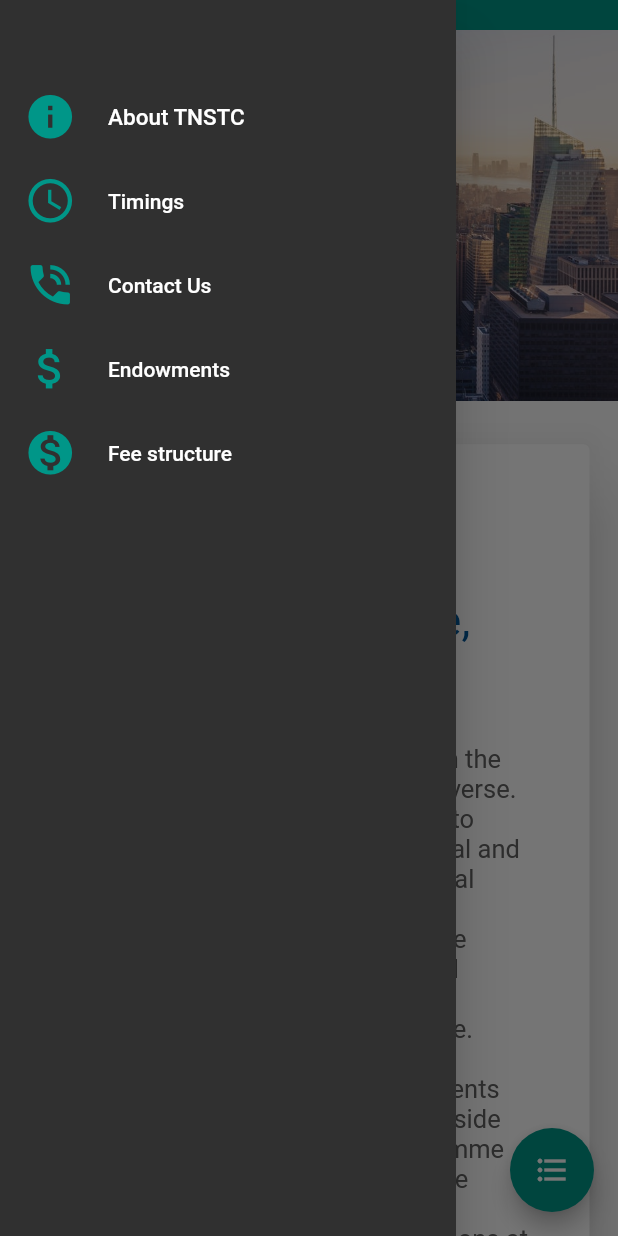
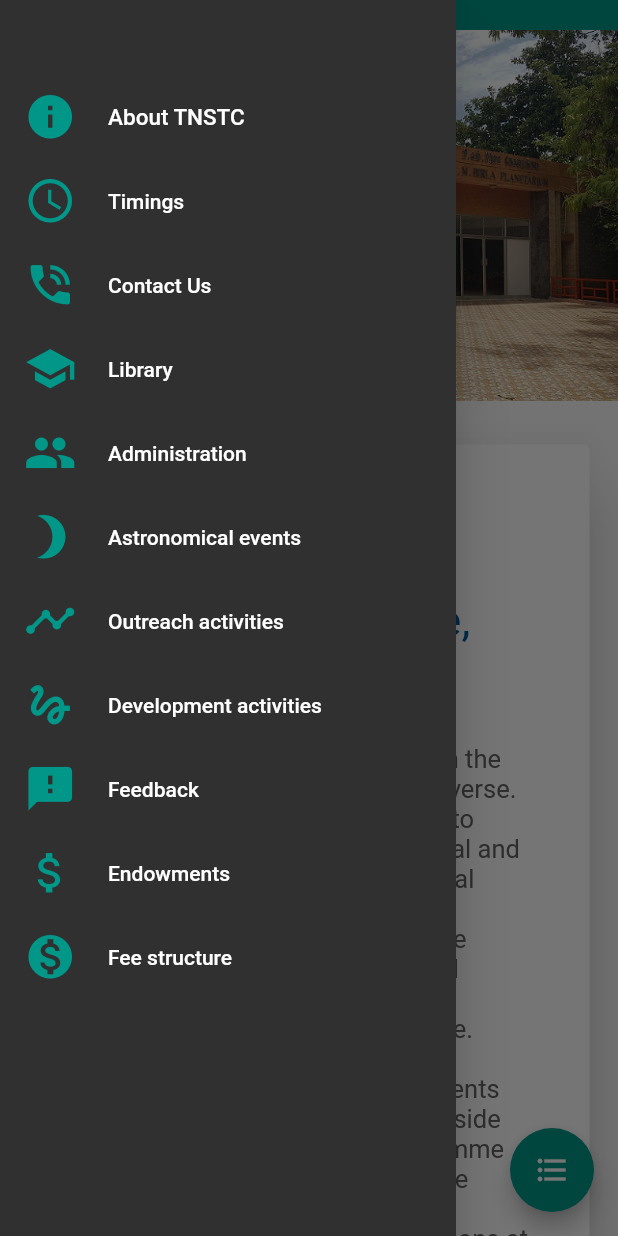
Before and after one commit to ashutosh201/tnstc-test-site, a Flutter app: the MobileCentre1 screen opened directly, with the side drawer open, on a phone screen of 412 x 824 dp. Run offline on Flutter 3.47's test engine with Material 2 defaults, Android fonts, the phone set to English and light mode, and no system bars.

Commit message:
added photos & small changes

```diff
--- a/lib/Homepagebody/Homepagebody1.dart
+++ b/lib/Homepagebody/Homepagebody1.dart
@@ -87,8 +87,8 @@
             decoration: BoxDecoration(
               gradient: LinearGradient(
                 colors: [
-                  Colors.black.withOpacity(0.8),
-                  Colors.lightBlue[900].withOpacity(0.4)
+                  Colors.lightBlue[900].withOpacity(0.8),
+                  Colors.lightBlue[900].withOpacity(0.3)
                 ],
                 /*
                 colors: [
@@ -352,8 +352,8 @@
             decoration: BoxDecoration(
               gradient: LinearGradient(
                 colors: [
-                  Colors.black.withOpacity(0.8),
-                  Colors.lightBlue[900].withOpacity(0.4)
+                  Colors.lightBlue[900].withOpacity(0.8),
+                  Colors.lightBlue[900].withOpacity(0.3)
                 ],
                 begin: Alignment.topCenter,
                 end: Alignment.bottomCenter,
--- a/lib/Homepagebody/Sidemenu.dart
+++ b/lib/Homepagebody/Sidemenu.dart
@@ -6,6 +6,150 @@
 }
 
 class _SidemenuState extends State<Sidemenu> {
+  @override
+  Widget build(BuildContext context) {
+    return ListView(
+      children: <Widget>[
+        SizedBox(
+          height: 50,
+        ),
+        ListTile(
+          leading: Icon(
+            Icons.info,
+            color: Colors.teal,
+            size: 35,
+          ),
+          title: Text(
+            "About TNSTC",
+            style: TextStyle(
+              fontSize: 15,
+            ),
+          ),
+          onTap: () {
+            Navigator.pop(context);
+          },
+        ),
+        ListTile(
+          leading: Icon(
+            Icons.access_time,
+            color: Colors.teal,
+            size: 35,
+          ),
+          title: Text("Timings"),
+          onTap: () {
+            Navigator.pop(context);
+          },
+        ),
+        ListTile(
+          leading: Icon(
+            Icons.phone_in_talk,
+            color: Colors.teal,
+            size: 35,
+          ),
+          title: Text("Contact Us"),
+          onTap: () {
+            Navigator.pop(context);
+          },
+        ),
+        ListTile(
+          leading: Icon(
+            Icons.school,
+            color: Colors.teal,
+            size: 35,
+          ),
+          title: Text("Library"),
+          onTap: () {
+            Navigator.pop(context);
+          },
+        ),
+        ListTile(
+          leading: Icon(
+            Icons.people,
+            color: Colors.teal,
+            size: 35,
+          ),
+          title: Text("Administration"),
+          onTap: () {
+            Navigator.pop(context);
+          },
+        ),
+        ListTile(
+          leading: Icon(
+            Icons.brightness_3,
+            color: Colors.teal,
+            size: 35,
+          ),
+          title: Text("Astronomical events"),
+          onTap: () {
+            Navigator.pop(context);
+          },
+        ),
+        ListTile(
+          leading: Icon(
+            Icons.timeline,
+            color: Colors.teal,
+            size: 35,
+          ),
+          title: Text("Outreach activities"),
+          onTap: () {
+            Navigator.pop(context);
+          },
+        ),
+        ListTile(
+          leading: Icon(
+            Icons.gesture,
+            color: Colors.teal,
+            size: 35,
+          ),
+          title: Text("Development activities"),
+          onTap: () {
+            Navigator.pop(context);
+          },
+        ),
+        ListTile(
+          leading: Icon(
+            Icons.feedback,
+            color: Colors.teal,
+            size: 35,
+          ),
+          title: Text("Feedback"),
+          onTap: () {
+            Navigator.pop(context);
+          },
+        ),
+        ListTile(
+          leading: Icon(
+            Icons.attach_money,
+            color: Colors.teal,
+            size: 35,
+          ),
+          title: Text("Endowments"),
+          onTap: () {
+            Navigator.pop(context);
+          },
+        ),
+        ListTile(
+          leading: Icon(
+            Icons.monetization_on,
+            color: Colors.teal,
+            size: 35,
+          ),
+          title: Text("Fee structure"),
+          onTap: () {
+            Navigator.pop(context);
+          },
+        ),
+      ],
+    );
+  }
+}
+
+class MobileHomeSidemenu extends StatefulWidget {
+  @override
+  _MobileHomeSidemenuState createState() => _MobileHomeSidemenuState();
+}
+
+class _MobileHomeSidemenuState extends State<MobileHomeSidemenu> {
   @override
   Widget build(BuildContext context) {
     return ListView(
--- a/lib/main.dart
+++ b/lib/main.dart
@@ -31,7 +31,7 @@
       visualDensity: VisualDensity.adaptivePlatformDensity,
     ),
     title: 'TNSTC  OFFICIAL  WEBSITE',
-    home: Admin(),
+    home: HomePage(),
     //initialRoute: '/home',
     //routes: {
     //  '/home': (context) => HomePage(),
@@ -60,6 +60,55 @@
     );
   }
 }
+/*
+class DesktopHomepage extends StatefulWidget {
+  @override
+  _DesktopHomepageState createState() => _DesktopHomepageState();
+}
+
+class _DesktopHomepageState extends State<DesktopHomepage> {
+  @override
+  Widget build(BuildContext context) {
+    return Scaffold(
+      body: Stack(
+        children: <Widget>[
+          SingleChildScrollView(
+            child: Column(
+              children: <Widget>[
+                DesktopHomepagebody1(),
+                Container(
+                  height: MediaQuery.of(context).size.height,
+                  width: MediaQuery.of(context).size.width,
+                  child: Center(
+                    child: DesktopHomepagebody3(),
+                  ),
+                ),
+                DesktopHomepagebody2(),
+                SizedBox(
+                  height: 100,
+                ),
+                DesktopHomepagebody4(),
+                SizedBox(
+                  height: 100,
+                ),
+                Divider(
+                  height: 50,
+                  thickness: 2,
+                  indent: MediaQuery.of(context).size.width * 0.2,
+                  endIndent: MediaQuery.of(context).size.width * 0.2,
+                  color: Colors.grey,
+                ),
+                DesktopFooter(),
+              ],
+            ),
+          ),
+          DesktopNavbar(),
+        ],
+      ),
+    );
+  }
+}
+*/
 
 class DesktopHomepage extends StatefulWidget {
   @override
@@ -120,101 +169,6 @@
   }
 }
 
-/*
-class DesktopHomepage extends StatefulWidget {
-  @override
-  _DesktopHomepageState createState() => _DesktopHomepageState();
-}
-
-class _DesktopHomepageState extends State<DesktopHomepage> {
-  @override
-  Widget build(BuildContext context) {
-    return Scaffold(
-      body: Stack(
-        children: <Widget>[
-          SingleChildScrollView(
-            child: Column(
-              children: <Widget>[
-                //Navbar(),
-                DesktopHomepagebody1(),
-                SizedBox(
-                  height: 200,
-                ),
-                DesktopHomepagebody3(),
-                SizedBox(
-                  height: 200,
-                ),
-                /*
-              Divider(
-                height: 50,
-                thickness: 2,
-                indent: MediaQuery.of(context).size.width * 0.2,
-                endIndent: MediaQuery.of(context).size.width * 0.2,
-                color: Colors.grey,
-              ),
-              */
-                DesktopHomepagebody2(),
-                SizedBox(
-                  height: 200,
-                ),
-                Divider(
-                  height: 50,
-                  thickness: 2,
-                  indent: MediaQuery.of(context).size.width * 0.2,
-                  endIndent: MediaQuery.of(context).size.width * 0.2,
-                  color: Colors.grey,
-                ),
-                Container(
-                  width: MediaQuery.of(context).size.width,
-                  child: Stack(
-                    children: <Widget>[
-                      Container(
-                        width: MediaQuery.of(context).size.width,
-                        height: 300,
-                        child: Image.asset(
-                          'assets/homepagebackground4.jpg',
-                          fit: BoxFit.cover,
-                        ),
-                      ),
-                      Column(
-                        children: <Widget>[
-                          Container(
-                            width: MediaQuery.of(context).size.width,
-                            height: 270,
-                            color: Colors.lightBlue[900].withOpacity(0.7),
-                          ),
-                          Container(
-                            width: MediaQuery.of(context).size.width,
-                            height: 30,
-                            color: Colors.teal.withOpacity(0.5),
-                          ),
-                        ],
-                      ),
-                    ],
-                  ),
-                ),
-              ],
-            ),
-          ),
-          Container(
-            width: MediaQuery.of(context).size.width,
-            child: Card(
-              shape: RoundedRectangleBorder(
-                borderRadius: BorderRadius.circular(0),
-              ),
-              margin: EdgeInsets.zero,
-              elevation: 10,
-              color: Colors.blueGrey[600].withOpacity(0.8),
-              child: DesktopNavbar(),
-            ),
-          ),
-        ],
-      ),
-    );
-  }
-}
-*/
-
 class MobileHomepage extends StatefulWidget {
   @override
   _MobileHomepageState createState() => _MobileHomepageState();
@@ -260,7 +214,7 @@
       drawer: Theme(
         data: ThemeData.dark(),
         child: Drawer(
-          child: Sidemenu(),
+          child: MobileHomeSidemenu(),
         ),
       ),
       floatingActionButton: FloatingActionButton(
```
Also changed, not shown: assets/windowimage1.jpg, assets/windowimage1demo.jpg (added), assets/windowimage2.jpg, assets/windowimage2demo.jpg (added), assets/windowimage3.jpg, assets/windowimage3demo.jpg (added), assets/windowimage4.jpg, assets/windowimage4demo.jpg (added).
